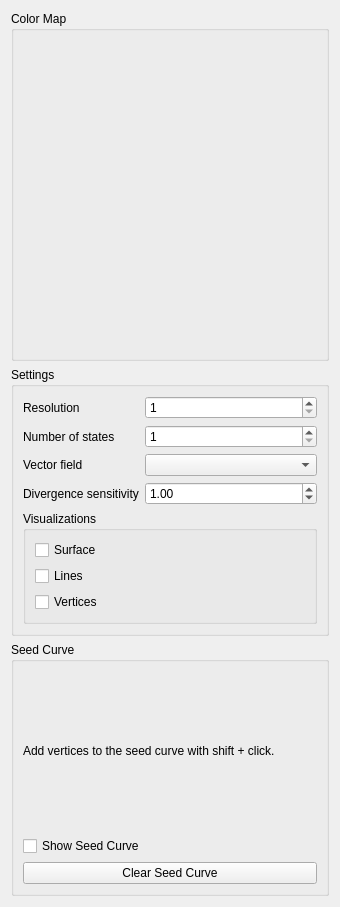
Qt form smoke/view/streamsurfacestab.ui (bvanloon/Scientific-Visualization) before a commit.
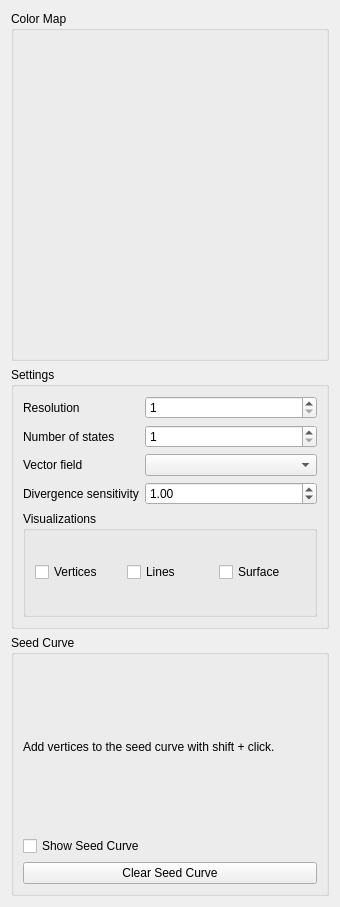
The same form after that commit. Custom widgets are drawn as their Qt base class.

```diff
--- a/smoke/view/streamsurfacestab.ui
+++ b/smoke/view/streamsurfacestab.ui
@@ -151,21 +151,7 @@
         <property name="title">
          <string>Visualizations</string>
         </property>
-        <layout class="QVBoxLayout" name="verticalLayout_6">
-         <item>
-          <widget class="QCheckBox" name="showSurfaceCheckBox">
-           <property name="text">
-            <string>Surface</string>
-           </property>
-          </widget>
-         </item>
-         <item>
-          <widget class="QCheckBox" name="showLinesCheckBox">
-           <property name="text">
-            <string>Lines</string>
-           </property>
-          </widget>
-         </item>
+        <layout class="QHBoxLayout" name="horizontalLayout">
          <item>
           <widget class="QCheckBox" name="showVerticesCheckBox">
            <property name="text">
@@ -173,6 +159,20 @@
            </property>
           </widget>
          </item>
+         <item>
+          <widget class="QCheckBox" name="showLinesCheckBox">
+           <property name="text">
+            <string>Lines</string>
+           </property>
+          </widget>
+         </item>
+         <item>
+          <widget class="QCheckBox" name="showSurfaceCheckBox">
+           <property name="text">
+            <string>Surface</string>
+           </property>
+          </widget>
+         </item>
         </layout>
        </widget>
       </item>
```
